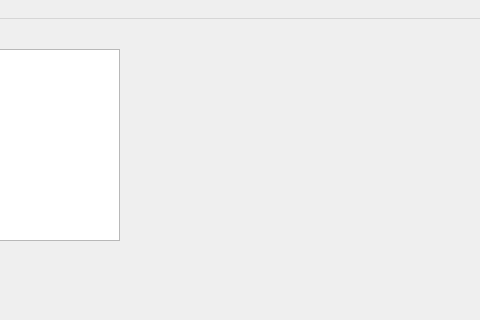
First picture: the form in WGT/mainwindow.ui, repository gexadax/WGTimeout, before the edit; both pictures show x 166 to 646 and y 0 to 320 of the 800 by 600 pixel window.
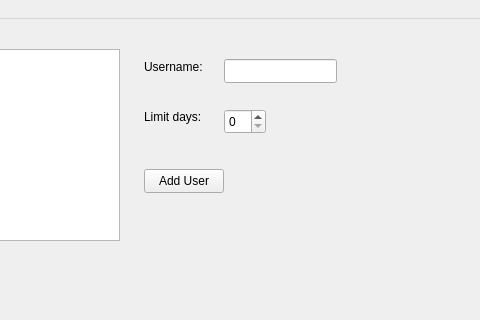
Second picture: the form after the edit.

Commit message: Something added to the mainwindow.ui interface

The edit to the form file:
```diff
--- a/WGT/mainwindow.ui
+++ b/WGT/mainwindow.ui
@@ -24,6 +24,65 @@
      </rect>
     </property>
    </widget>
+   <widget class="QLabel" name="labelUserName">
+    <property name="geometry">
+     <rect>
+      <x>310</x>
+      <y>40</y>
+      <width>61</width>
+      <height>16</height>
+     </rect>
+    </property>
+    <property name="text">
+     <string>Username:</string>
+    </property>
+   </widget>
+   <widget class="QLabel" name="labelLimitDays">
+    <property name="geometry">
+     <rect>
+      <x>310</x>
+      <y>90</y>
+      <width>61</width>
+      <height>16</height>
+     </rect>
+    </property>
+    <property name="text">
+     <string>Limit days:</string>
+    </property>
+   </widget>
+   <widget class="QLineEdit" name="lineEditAddUser">
+    <property name="geometry">
+     <rect>
+      <x>390</x>
+      <y>40</y>
+      <width>113</width>
+      <height>24</height>
+     </rect>
+    </property>
+   </widget>
+   <widget class="QSpinBox" name="spinBoxLimitDays">
+    <property name="geometry">
+     <rect>
+      <x>390</x>
+      <y>90</y>
+      <width>42</width>
+      <height>25</height>
+     </rect>
+    </property>
+   </widget>
+   <widget class="QPushButton" name="pushButtonAddUser">
+    <property name="geometry">
+     <rect>
+      <x>310</x>
+      <y>150</y>
+      <width>80</width>
+      <height>24</height>
+     </rect>
+    </property>
+    <property name="text">
+     <string>Add User</string>
+    </property>
+   </widget>
   </widget>
   <widget class="QMenuBar" name="menubar">
    <property name="geometry">
```
The commit also changes 2 other files.
